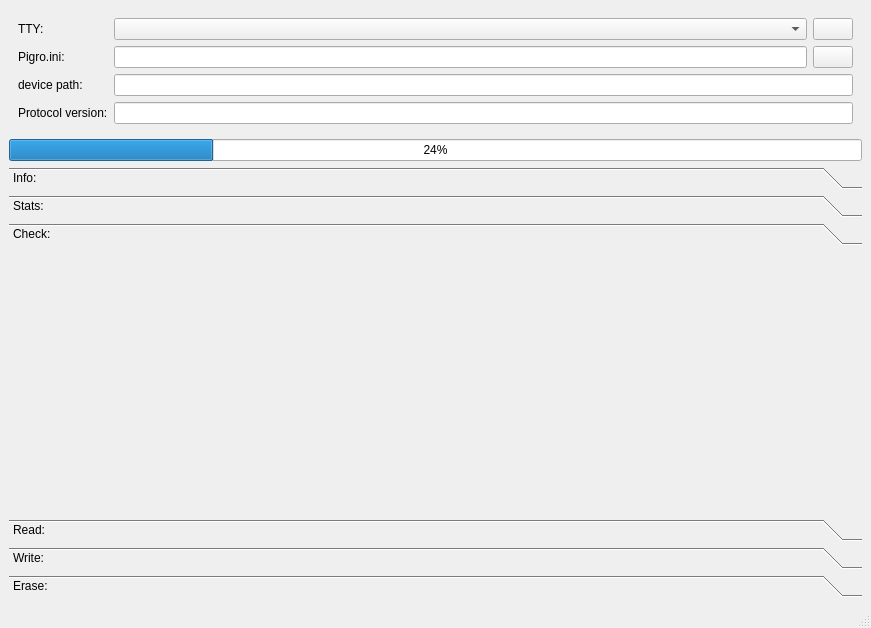
zolotov-av/pigro, file pigro/PigroWindow.ui: the form before one commit.
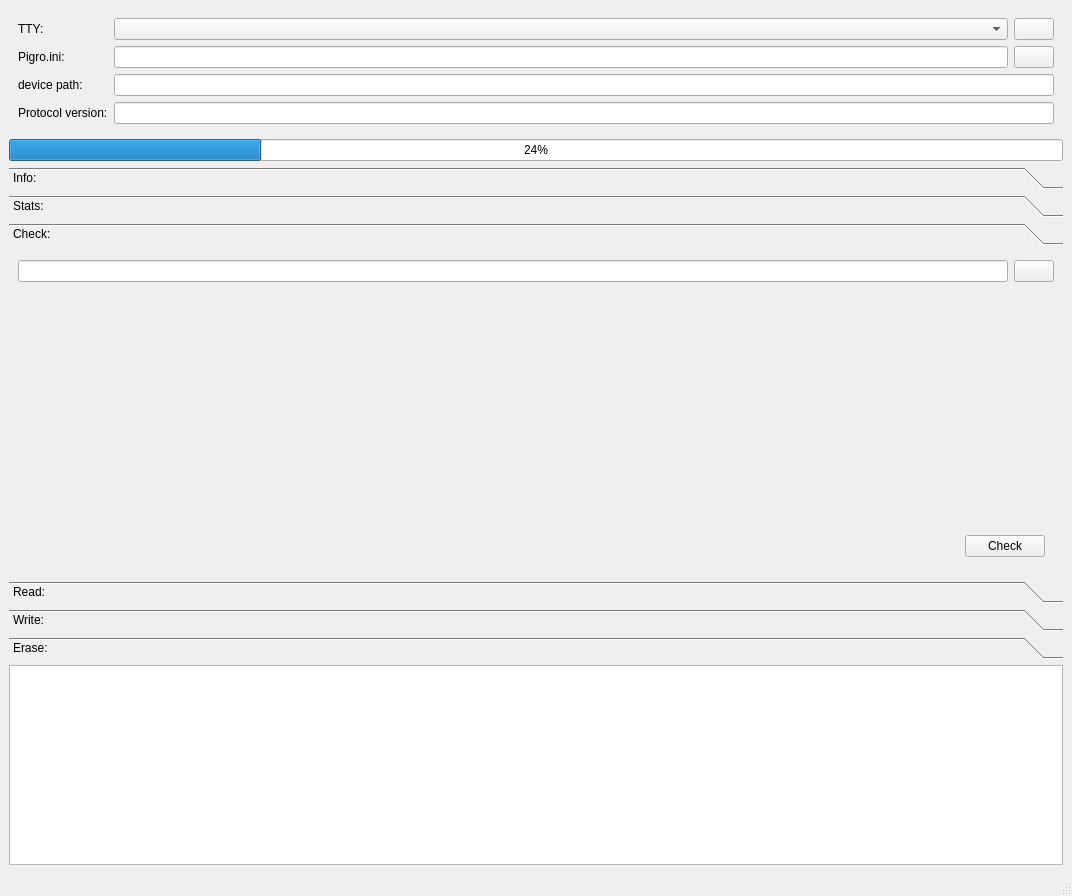
The form after the commit. The open tabs and pages were chosen to show the change. Icons and pictures are not drawn.

Commit message: temp checkFirmware (GUI)

Diff of the .ui file:
```diff
--- a/pigro/PigroWindow.ui
+++ b/pigro/PigroWindow.ui
@@ -6,8 +6,8 @@
    <rect>
     <x>0</x>
     <y>0</y>
-    <width>871</width>
-    <height>628</height>
+    <width>1072</width>
+    <height>896</height>
    </rect>
   </property>
   <property name="windowTitle">
@@ -230,13 +230,72 @@
         <rect>
          <x>0</x>
          <y>0</y>
-         <width>849</width>
-         <height>145</height>
+         <width>1050</width>
+         <height>206</height>
         </rect>
        </property>
        <attribute name="label">
         <string>Check:</string>
        </attribute>
+       <layout class="QVBoxLayout" name="verticalLayout_4">
+        <item>
+         <layout class="QHBoxLayout" name="horizontalLayout_7">
+          <item>
+           <widget class="QLineEdit" name="leCheckFilePath"/>
+          </item>
+          <item>
+           <widget class="QPushButton" name="pbOpenCheckFile">
+            <property name="text">
+             <string/>
+            </property>
+            <property name="icon">
+             <iconset resource="PigroResources.qrc">
+              <normaloff>:/icons/save-file.png</normaloff>:/icons/save-file.png</iconset>
+            </property>
+           </widget>
+          </item>
+         </layout>
+        </item>
+        <item>
+         <spacer name="verticalSpacer_3">
+          <property name="orientation">
+           <enum>Qt::Vertical</enum>
+          </property>
+          <property name="sizeHint" stdset="0">
+           <size>
+            <width>20</width>
+            <height>25</height>
+           </size>
+          </property>
+         </spacer>
+        </item>
+        <item>
+         <widget class="QWidget" name="widget_3" native="true">
+          <layout class="QHBoxLayout" name="horizontalLayout_8">
+           <item>
+            <spacer name="horizontalSpacer_3">
+             <property name="orientation">
+              <enum>Qt::Horizontal</enum>
+             </property>
+             <property name="sizeHint" stdset="0">
+              <size>
+               <width>715</width>
+               <height>20</height>
+              </size>
+             </property>
+            </spacer>
+           </item>
+           <item>
+            <widget class="QPushButton" name="pbCheckFirmware">
+             <property name="text">
+              <string>Check</string>
+             </property>
+            </widget>
+           </item>
+          </layout>
+         </widget>
+        </item>
+       </layout>
       </widget>
       <widget class="QWidget" name="page_5">
        <property name="geometry">
@@ -338,6 +397,22 @@
       </widget>
      </widget>
     </item>
+    <item>
+     <widget class="QPlainTextEdit" name="pteMessages">
+      <property name="sizePolicy">
+       <sizepolicy hsizetype="Expanding" vsizetype="Minimum">
+        <horstretch>0</horstretch>
+        <verstretch>0</verstretch>
+       </sizepolicy>
+      </property>
+      <property name="minimumSize">
+       <size>
+        <width>0</width>
+        <height>200</height>
+       </size>
+      </property>
+     </widget>
+    </item>
    </layout>
   </widget>
   <widget class="QMenuBar" name="menubar">
```
Left out of the diff: 34 changed lines with no effect on the pictures. The commit also changes 11 other files.
